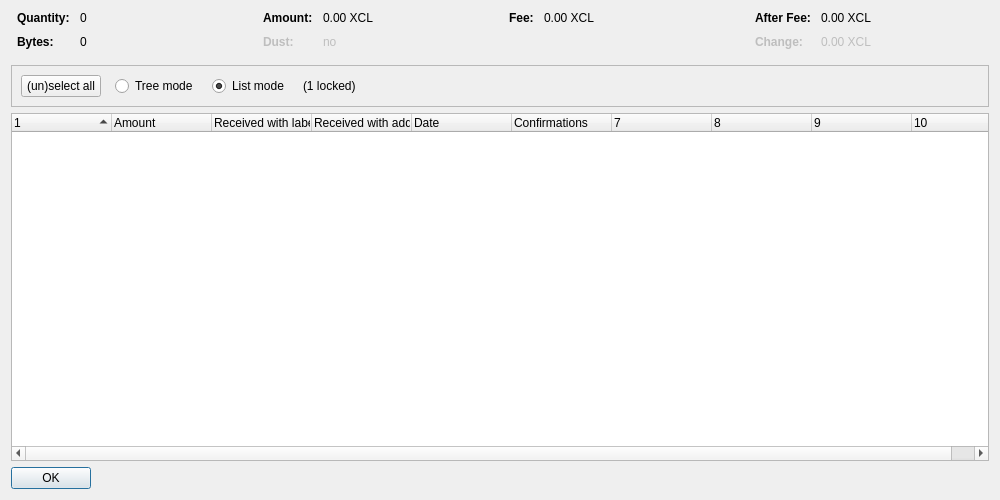
The window that src/qt/forms/coincontroldialog.ui (XcelRProject/XcelR) describes before a commit, drawn with Qt 5.
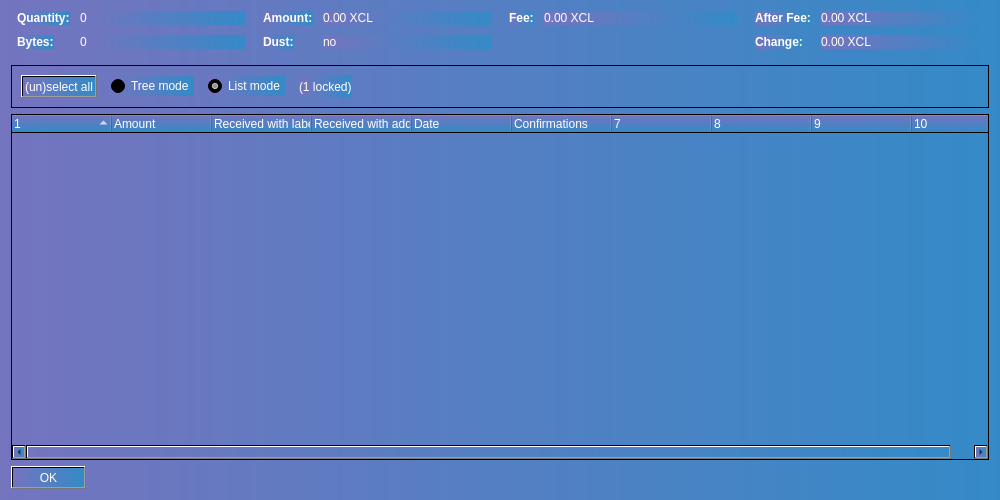
The same window after the commit. Custom widgets are drawn as their Qt base class.

Patch:
```diff
--- a/src/qt/forms/coincontroldialog.ui
+++ b/src/qt/forms/coincontroldialog.ui
@@ -13,6 +13,9 @@
   <property name="windowTitle">
    <string>Coin Selection</string>
   </property>
+  <property name="styleSheet">
+   <string notr="true">background-color: qlineargradient(spread:pad, x1:0, y1:0, x2:1, y2:0, stop:0 rgba(116, 116, 191, 255), stop:1 rgba(52, 138, 199, 255));</string>
+  </property>
   <layout class="QVBoxLayout" name="verticalLayout">
    <item>
     <layout class="QHBoxLayout" name="horizontalLayoutTop" stretch="0,0,0,0">
@@ -44,6 +47,9 @@
            <bold>true</bold>
           </font>
          </property>
+         <property name="styleSheet">
+          <string notr="true">color: rgb(255, 255, 255);</string>
+         </property>
          <property name="text">
           <string>Quantity:</string>
          </property>
@@ -57,6 +63,9 @@
          <property name="contextMenuPolicy">
           <enum>Qt::ActionsContextMenu</enum>
          </property>
+         <property name="styleSheet">
+          <string notr="true">color: rgb(255, 255, 255);</string>
+         </property>
          <property name="text">
           <string notr="true">0</string>
          </property>
@@ -73,6 +82,9 @@
            <bold>true</bold>
           </font>
          </property>
+         <property name="styleSheet">
+          <string notr="true">color: rgb(255, 255, 255);</string>
+         </property>
          <property name="text">
           <string>Bytes:</string>
          </property>
@@ -86,6 +98,9 @@
          <property name="contextMenuPolicy">
           <enum>Qt::ActionsContextMenu</enum>
          </property>
+         <property name="styleSheet">
+          <string notr="true">color: rgb(255, 255, 255);</string>
+         </property>
          <property name="text">
           <string notr="true">0</string>
          </property>
@@ -118,6 +133,9 @@
            <bold>true</bold>
           </font>
          </property>
+         <property name="styleSheet">
+          <string notr="true">color: rgb(255, 255, 255);</string>
+         </property>
          <property name="text">
           <string>Amount:</string>
          </property>
@@ -131,6 +149,9 @@
          <property name="contextMenuPolicy">
           <enum>Qt::ActionsContextMenu</enum>
          </property>
+         <property name="styleSheet">
+          <string notr="true">color: rgb(255, 255, 255);</string>
+         </property>
          <property name="text">
           <string notr="true">0.00 XCL</string>
          </property>
@@ -150,6 +171,9 @@
            <bold>true</bold>
           </font>
          </property>
+         <property name="styleSheet">
+          <string notr="true">color: rgb(255, 255, 255);</string>
+         </property>
          <property name="text">
           <string>Dust:</string>
          </property>
@@ -166,6 +190,9 @@
          <property name="contextMenuPolicy">
           <enum>Qt::ActionsContextMenu</enum>
          </property>
+         <property name="styleSheet">
+          <string notr="true">color: rgb(255, 255, 255);</string>
+         </property>
          <property name="text">
           <string notr="true">no</string>
          </property>
@@ -198,6 +225,9 @@
            <bold>true</bold>
           </font>
          </property>
+         <property name="styleSheet">
+          <string notr="true">color: rgb(255, 255, 255);</string>
+         </property>
          <property name="text">
           <string>Fee:</string>
          </property>
@@ -211,6 +241,9 @@
          <property name="contextMenuPolicy">
           <enum>Qt::ActionsContextMenu</enum>
          </property>
+         <property name="styleSheet">
+          <string notr="true">color: rgb(255, 255, 255);</string>
+         </property>
          <property name="text">
           <string notr="true">0.00 XCL</string>
          </property>
@@ -243,6 +276,9 @@
            <bold>true</bold>
           </font>
          </property>
+         <property name="styleSheet">
+          <string notr="true">color: rgb(255, 255, 255);</string>
+         </property>
          <property name="text">
           <string>After Fee:</string>
          </property>
@@ -256,6 +292,9 @@
          <property name="contextMenuPolicy">
           <enum>Qt::ActionsContextMenu</enum>
          </property>
+         <property name="styleSheet">
+          <string notr="true">color: rgb(255, 255, 255);</string>
+         </property>
          <property name="text">
           <string notr="true">0.00 XCL</string>
          </property>
@@ -275,6 +314,9 @@
            <bold>true</bold>
           </font>
          </property>
+         <property name="styleSheet">
+          <string notr="true">color: rgb(255, 255, 255);</string>
+         </property>
          <property name="text">
           <string>Change:</string>
          </property>
@@ -291,6 +333,9 @@
          <property name="contextMenuPolicy">
           <enum>Qt::ActionsContextMenu</enum>
          </property>
+         <property name="styleSheet">
+          <string notr="true">color: rgb(255, 255, 255);</string>
+         </property>
          <property name="text">
           <string notr="true">0.00 XCL</string>
          </property>
@@ -331,6 +376,9 @@
             <verstretch>0</verstretch>
            </sizepolicy>
           </property>
+          <property name="styleSheet">
+           <string notr="true">color: rgb(255, 255, 255);</string>
+          </property>
           <property name="text">
            <string>(un)select all</string>
           </property>
@@ -347,6 +395,9 @@
             <verstretch>0</verstretch>
            </sizepolicy>
           </property>
+          <property name="styleSheet">
+           <string notr="true">color: rgb(255, 255, 255);</string>
+          </property>
           <property name="text">
            <string>Tree mode</string>
           </property>
@@ -360,6 +411,9 @@
             <verstretch>0</verstretch>
            </sizepolicy>
           </property>
+          <property name="styleSheet">
+           <string notr="true">color: rgb(255, 255, 255);</string>
+          </property>
           <property name="text">
            <string>List mode</string>
           </property>
@@ -370,6 +424,9 @@
         </item>
         <item>
          <widget class="QLabel" name="labelLocked">
+          <property name="styleSheet">
+           <string notr="true">color: rgb(255, 255, 255);</string>
+          </property>
           <property name="text">
            <string notr="true">(1 locked)</string>
           </property>
@@ -398,6 +455,9 @@
      <property name="contextMenuPolicy">
       <enum>Qt::CustomContextMenu</enum>
      </property>
+     <property name="styleSheet">
+      <string notr="true">color: rgb(255, 255, 255);</string>
+     </property>
      <property name="sortingEnabled">
       <bool>false</bool>
      </property>
@@ -473,6 +533,9 @@
        <verstretch>0</verstretch>
       </sizepolicy>
      </property>
+     <property name="styleSheet">
+      <string notr="true">color: rgb(255, 255, 255);</string>
+     </property>
      <property name="orientation">
       <enum>Qt::Horizontal</enum>
      </property>
```
